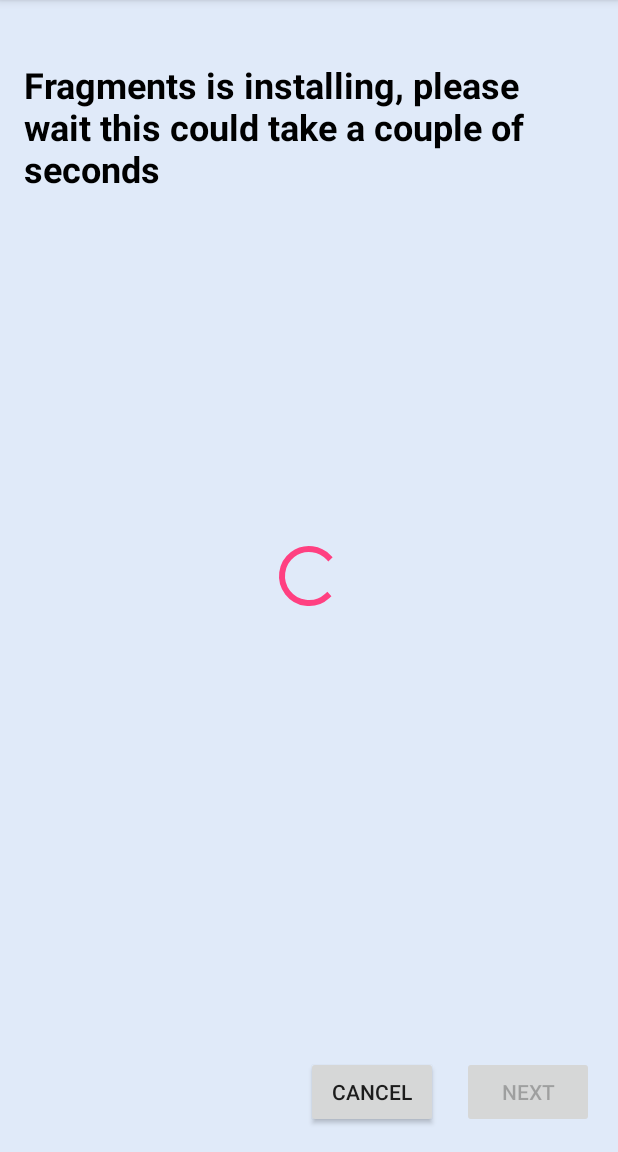
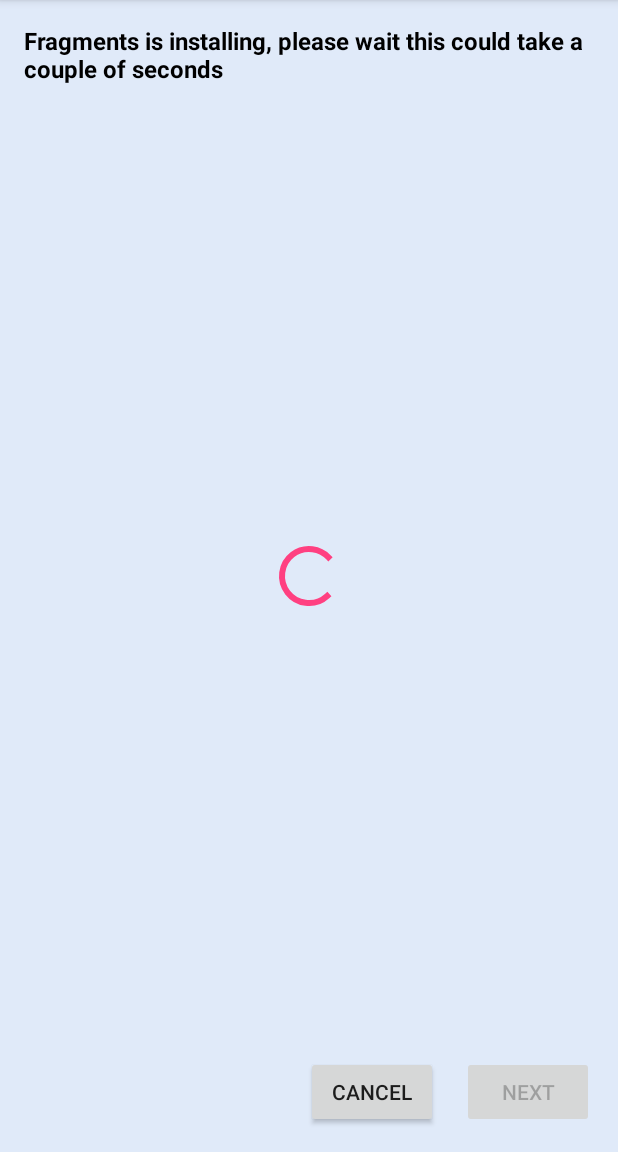
Before and after one commit to RoyMontoya/InstallationWizard, an Android app: the fragment InstallationFragment placed in its activity, on a phone screen of 412 x 824 dp, the part 84-1236 px from its top. Run offline under Robolectric (Android 15) with nearby library versions, the phone set to English and light mode, and no system bars.

Commit message:
fixed styles

```diff
--- a/app/src/main/java/com/example/rmontoya/installationwizardfragment/MainActivity.java
+++ b/app/src/main/java/com/example/rmontoya/installationwizardfragment/MainActivity.java
@@ -20,4 +20,9 @@ public class MainActivity extends AppCompatActivity {
                 .addToBackStack(StartFragment.NAME)
                 .commit();
     }
+
+    @Override
+    public void onBackPressed() {
+        finish();
+    }
 }
--- a/app/src/main/java/com/example/rmontoya/installationwizardfragment/fragments/InstallationFragment.java
+++ b/app/src/main/java/com/example/rmontoya/installationwizardfragment/fragments/InstallationFragment.java
@@ -84,6 +84,7 @@ public class InstallationFragment extends Fragment {
         progressBar.setVisibility(View.GONE);
         finishText.setVisibility(View.VISIBLE);
         headerText.setVisibility(View.GONE);
+        cancelButton.setVisibility(View.GONE);
     }
 
 }
--- a/app/src/main/res/layout/fragment_finish.xml
+++ b/app/src/main/res/layout/fragment_finish.xml
@@ -6,7 +6,7 @@
     tools:context="com.example.rmontoya.installationwizardfragment.fragments.FinishFragment">
 
     <TextView
-        style="@style/start_paragraph_text"
+        style="@style/paragraph_text"
         android:text="@string/finish_text" />
 
     <LinearLayout
--- a/app/src/main/res/layout/fragment_installation.xml
+++ b/app/src/main/res/layout/fragment_installation.xml
@@ -8,7 +8,7 @@
 
     <TextView
         android:id="@+id/installation_header_text"
-        style="@style/installation_info_text"
+        style="@style/installation_header_text"
         android:layout_marginTop="@dimen/start_title_margin_top"
         android:text="@string/installation_title" />
 
@@ -17,7 +17,7 @@
         android:text="@string/installation_complete_text"
         android:layout_centerInParent="true"
         android:visibility="gone"
-        style="@style/installation_info_text" />
+        style="@style/paragraph_text" />
 
     <ProgressBar
         android:id="@+id/progress_bar_installation"
--- a/app/src/main/res/layout/fragment_start.xml
+++ b/app/src/main/res/layout/fragment_start.xml
@@ -9,7 +9,9 @@
         style="@style/start_fragment_title_style"
         android:text="@string/start_title" />
 
-    <TextView style="@style/start_paragraph_text" />
+    <TextView
+        android:text="@string/start_paragraph_text"
+        style="@style/paragraph_text" />
 
     <Button
         android:id="@+id/start_button"
--- a/app/src/main/res/values/dimens.xml
+++ b/app/src/main/res/values/dimens.xml
@@ -4,5 +4,5 @@
     <dimen name="start_title_text_size">32dp</dimen>
     <dimen name="start_title_margin_top">24dp</dimen>
     <dimen name="paragraph_text_size">24sp</dimen>
-    <dimen name="installation_info_text_size">24sp</dimen>
+    <dimen name="installation_header_text_size">16sp</dimen>
 </resources>
--- a/app/src/main/res/values/strings.xml
+++ b/app/src/main/res/values/strings.xml
@@ -6,13 +6,13 @@
     <string name="start_button">Start</string>
     <string name="start_title">Welcome to Fragments</string>
     <string name="start_paragraph_text">Thank you for choosing Fragments,
-        this wizard will install Fragments in your android device.
+        this wizard will install Fragments in your device.
         Do not restart or turn-off your device while the wizard is installing Fragments.
         You may start by clicking on the Start Button!</string>
     <string name="installation_title">Fragments is installing, please wait this could take a couple of seconds</string>
     <string name="next">Next</string>
     <string name="cancel_button">Cancel</string>
-    <string name="installation_complete_text">The Installation is complete!.Please proceed to the final step by clicking on the Next Button.</string>
+    <string name="installation_complete_text">The Installation is complete!. Please proceed to the final step by clicking on the Next Button.</string>
     <string name="exit_wizard">Exit</string>
     <string name="back_button">Back</string>
     <string name="finish_text">Congratulations you now have Fragments installed in your device. That\'s all you may finish this wizard by clicking on Exit Button.</string>
--- a/app/src/main/res/values/styles.xml
+++ b/app/src/main/res/values/styles.xml
@@ -18,24 +18,19 @@
         <item name="android:layout_marginTop">@dimen/start_title_margin_top</item>
     </style>
 
-    <style name="start_paragraph_text">
-        <item name="android:lines">8</item>
+    <style name="paragraph_text">
         <item name="android:textColor">@android:color/black</item>
         <item name="android:textSize">@dimen/paragraph_text_size</item>
+        <item name="android:textStyle">bold</item>
         <item name="android:layout_margin">@dimen/standard_element_margin</item>
         <item name="android:layout_centerInParent">true</item>
         <item name="android:layout_width">wrap_content</item>
         <item name="android:layout_height">wrap_content</item>
-        <item name="android:text">@string/start_paragraph_text</item>
     </style>
 
-    <style name="installation_info_text">
-        <item name="android:textColor">@android:color/black</item>
-        <item name="android:padding">@dimen/standard_element_margin</item>
-        <item name="android:textStyle">bold</item>
-        <item name="android:textSize">@dimen/paragraph_text_size</item>
-        <item name="android:layout_width">wrap_content</item>
-        <item name="android:layout_height">wrap_content</item>
+    <style name="installation_header_text" parent="paragraph_text">
+        <item name="android:textSize">@dimen/installation_header_text_size</item>
+        <item name="android:layout_centerInParent">false</item>
     </style>
 
 </resources>
```
